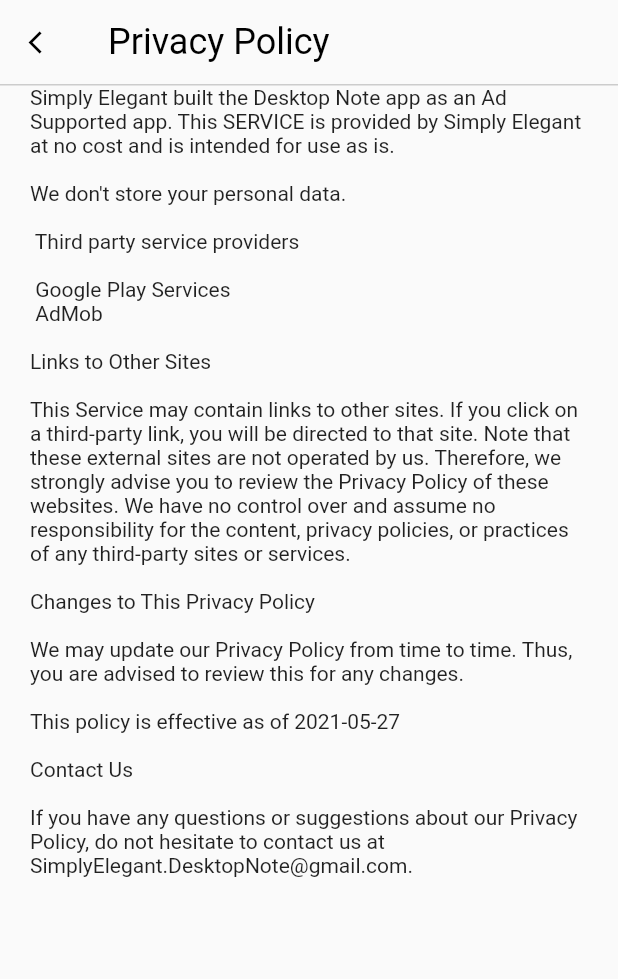
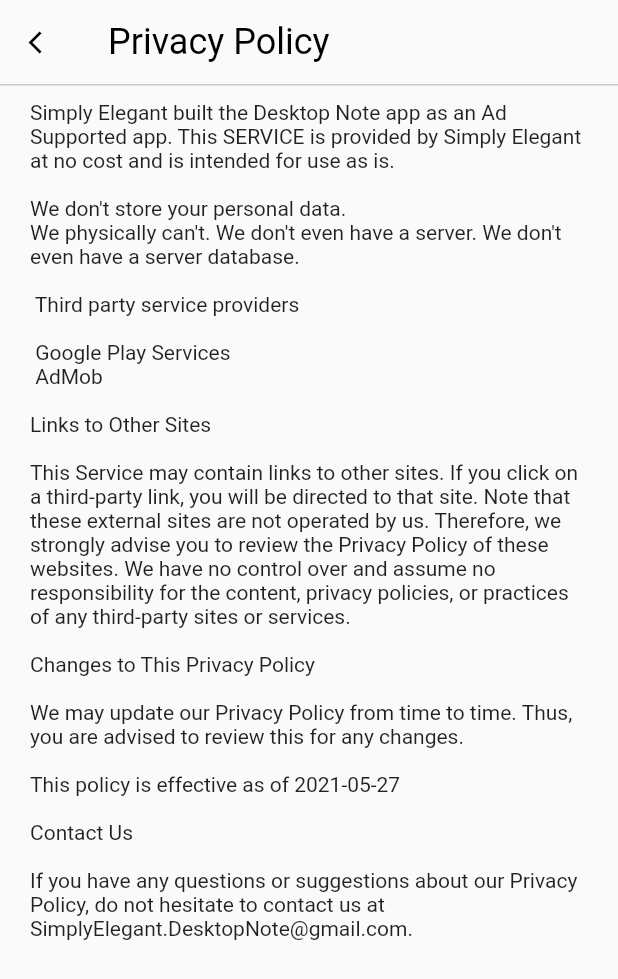
Before and after one commit to prajwolpakka/Desktop-Note, a Flutter app: the PrivacyPolicyScreen screen opened directly, on a phone screen of 412 x 824 dp. Shown: the top 979 px of the screen. Run offline on Flutter 3.47's test engine with Material 2 defaults, Android fonts, the phone set to English and light mode, and no system bars; our stand-ins replace google_mobile_ads, shared_preferences; missing offline and left inert: home_widget; accounts and stored records are empty.

Commit message:
privacy policy screen

```diff
--- a/lib/PrivacyPolicyScreen.dart
+++ b/lib/PrivacyPolicyScreen.dart
@@ -22,7 +22,7 @@ class _PrivacyPolicyScreenState extends State<PrivacyPolicyScreen> {
             Expanded(
               child: Container(
                 padding: EdgeInsets.fromLTRB(20, 0, 20, 0),
-                child: ScrollConfiguration(behavior: ScrollBehavior(), child: ListView(children: [Text(privacyPolicy)])),
+                child: ScrollConfiguration(behavior: ScrollBehavior(), child: ListView(children: [SizedBox(height: 10), Text(privacyPolicy)])),
               ),
             ),
           ],
@@ -35,6 +35,7 @@ class _PrivacyPolicyScreenState extends State<PrivacyPolicyScreen> {
 String privacyPolicy = '''Simply Elegant built the Desktop Note app as an Ad Supported app. This SERVICE is provided by Simply Elegant at no cost and is intended for use as is.
 
 We don't store your personal data.
+We physically can't. We don't even have a server. We don't even have a server database.
 
  Third party service providers
 
```
